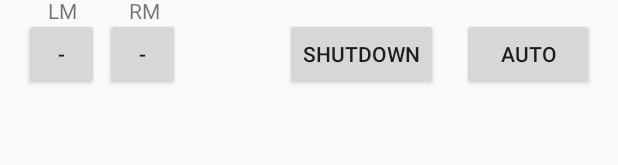
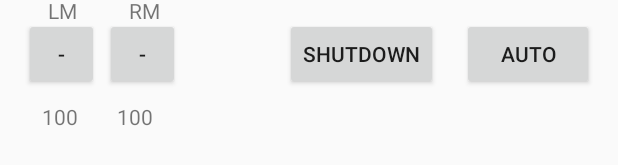
Before and after one commit to Octane70/Android_Studio, an Android app: the layout activity_dpad.xml on its own in the app's theme, with its tools: preview values and no code run, on a phone screen of 412 x 824 dp. Shown: the part 497-662 px from the top of the screen. Run offline under Robolectric (Android 15) with nearby library versions, the light colour scheme and no system bars; network calls fail.

Commit message:
BluePad: add motor speed numbering

```diff
--- a/BluePad/app/src/main/res/layout/activity_dpad.xml
+++ b/BluePad/app/src/main/res/layout/activity_dpad.xml
@@ -123,6 +123,7 @@
         android:layout_marginLeft="16dp"
         android:layout_marginTop="32dp"
         android:text="@string/left_pwm_pos"
+        android:onClick="left_pos"
         app:layout_constraintStart_toStartOf="parent"
         app:layout_constraintTop_toBottomOf="@+id/down_dpad" />
 
@@ -134,6 +135,7 @@
         android:layout_marginLeft="16dp"
         android:layout_marginTop="16dp"
         android:text="@string/left_pwm_neg"
+        android:onClick="left_neg"
         app:layout_constraintStart_toStartOf="parent"
         app:layout_constraintTop_toBottomOf="@+id/left_pwm_pos" />
 
@@ -145,6 +147,7 @@
         android:layout_marginLeft="16dp"
         android:layout_marginTop="32dp"
         android:text="@string/right_pwm_pos"
+        android:onClick="right_pos"
         app:layout_constraintStart_toEndOf="@+id/left_pwm_pos"
         app:layout_constraintTop_toBottomOf="@+id/down_dpad" />
 
@@ -156,6 +159,7 @@
         android:layout_marginLeft="16dp"
         android:layout_marginTop="16dp"
         android:text="@string/right_pwm_neg"
+        android:onClick="right_neg"
         app:layout_constraintStart_toEndOf="@+id/left_pwm_neg"
         app:layout_constraintTop_toBottomOf="@+id/right_pwm_pos" />
 
@@ -193,4 +197,26 @@
         app:layout_constraintStart_toStartOf="@+id/right_pwm_pos"
         app:layout_constraintTop_toBottomOf="@+id/right_pwm_pos" />
 
+    <TextView
+        android:id="@+id/left_value"
+        android:layout_width="wrap_content"
+        android:layout_height="wrap_content"
+        android:layout_marginStart="12dp"
+        android:layout_marginLeft="12dp"
+        android:layout_marginTop="8dp"
+        android:text="@string/left_value"
+        app:layout_constraintStart_toStartOf="@+id/left_pwm_neg"
+        app:layout_constraintTop_toBottomOf="@+id/left_pwm_neg" />
+
+    <TextView
+        android:id="@+id/right_value"
+        android:layout_width="wrap_content"
+        android:layout_height="wrap_content"
+        android:layout_marginStart="8dp"
+        android:layout_marginLeft="8dp"
+        android:layout_marginTop="8dp"
+        android:text="@string/right_value"
+        app:layout_constraintStart_toStartOf="@+id/right_pwm_neg"
+        app:layout_constraintTop_toBottomOf="@+id/right_pwm_neg" />
+
 </android.support.constraint.ConstraintLayout>
--- a/BluePad/app/src/main/res/values/strings.xml
+++ b/BluePad/app/src/main/res/values/strings.xml
@@ -15,4 +15,6 @@
     <string name="left_pwm_neg">-</string>
     <string name="left_motor">LM</string>
     <string name="right_motor">RM</string>
+    <string name="left_value">100</string>
+    <string name="right_value">100</string>
 </resources>
```
Also changed, not shown: BluePad/app/src/main/java/com/blueapp/octane/bluepad/Dpad.java (+46 -1 lines).
